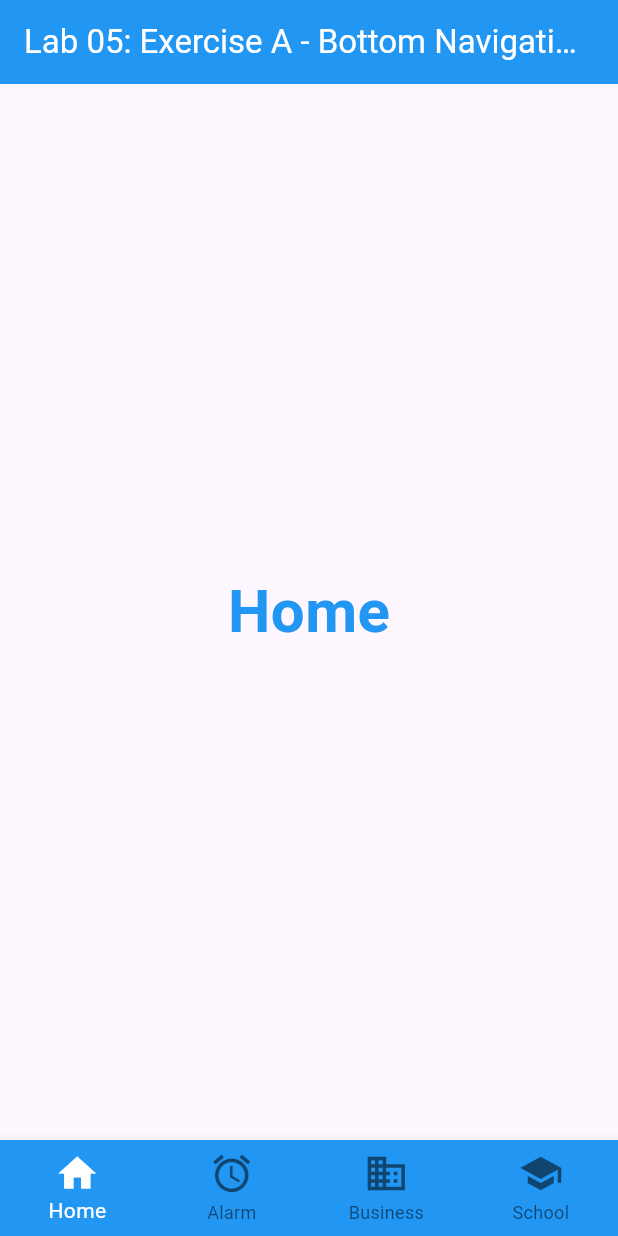
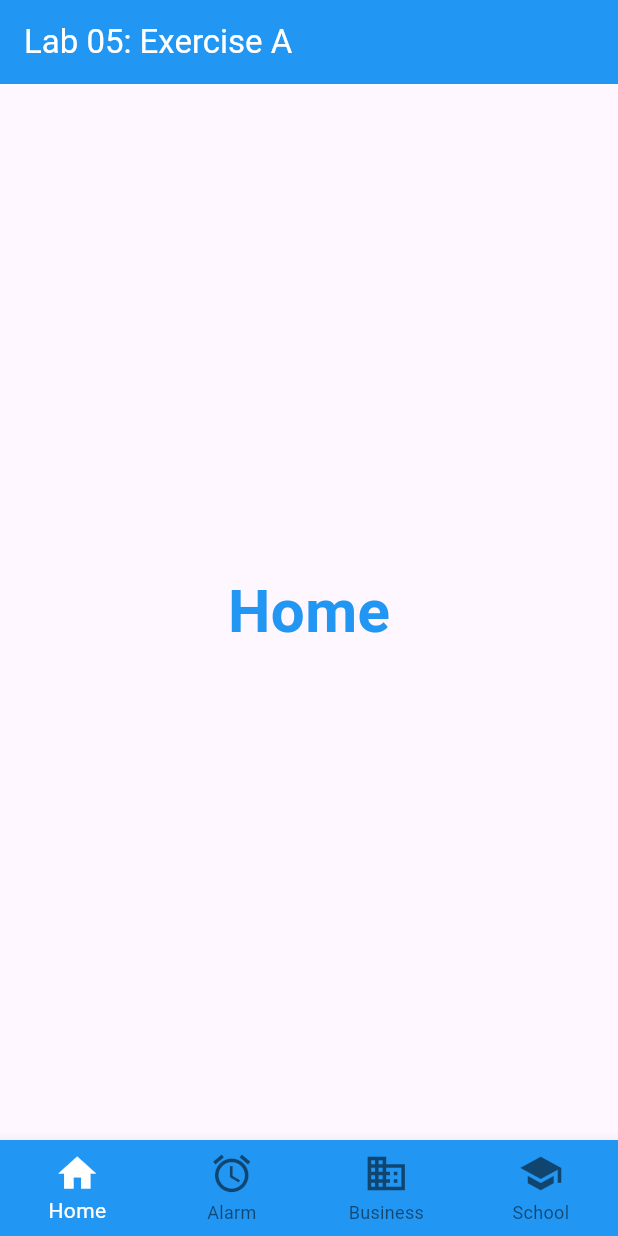
Before and after one commit to xy0625/TMA3084_G02_104731_Lab05_Lesson07, a Flutter app: the screen it shows after launch, on a phone screen of 412 x 824 dp. Run offline on Flutter 3.47's test engine with Material 3 defaults, Android fonts, the phone set to English and light mode, and no system bars.

Commit message:
Update AppBar title on main

```diff
--- a/bottom_navigator_bar_lab/lib/main.dart
+++ b/bottom_navigator_bar_lab/lib/main.dart
@@ -32,7 +32,7 @@ class _BottomNavLabState extends State<BottomNavLab> {
   Widget build(BuildContext context) {
     return Scaffold(
       appBar: AppBar(
-        title: const Text('Lab 05: Exercise A - Bottom Navigation Bar'),
+        title: const Text('Lab 05: Exercise A'),
         backgroundColor: Colors.blue,
         foregroundColor: Colors.white,
       ),
```
